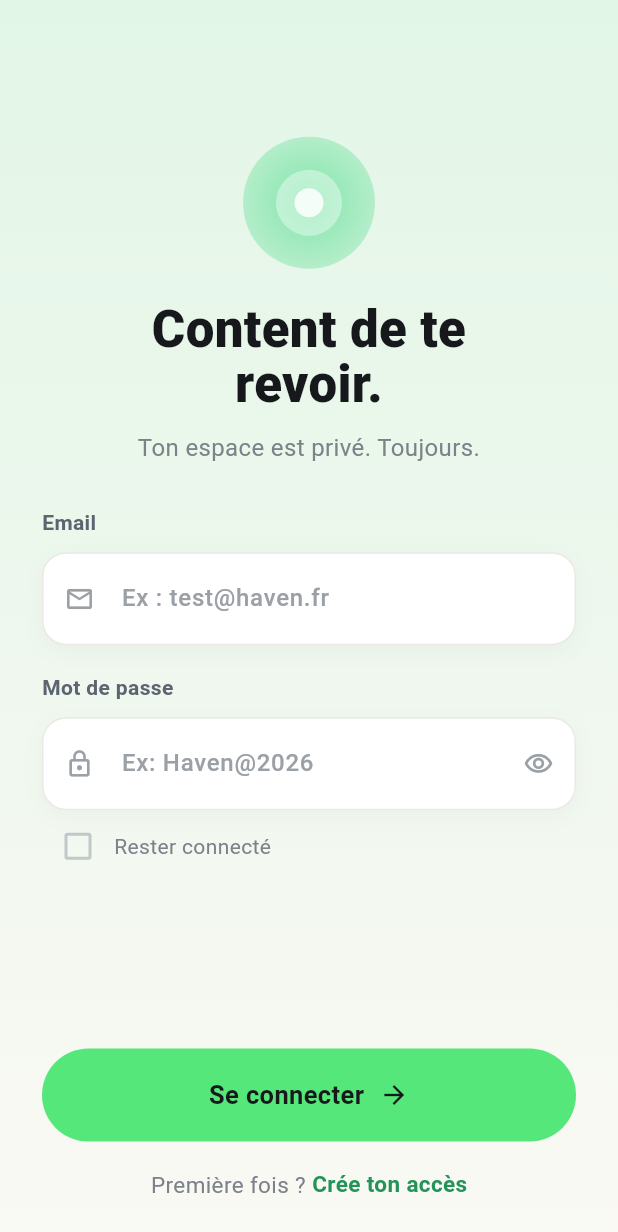
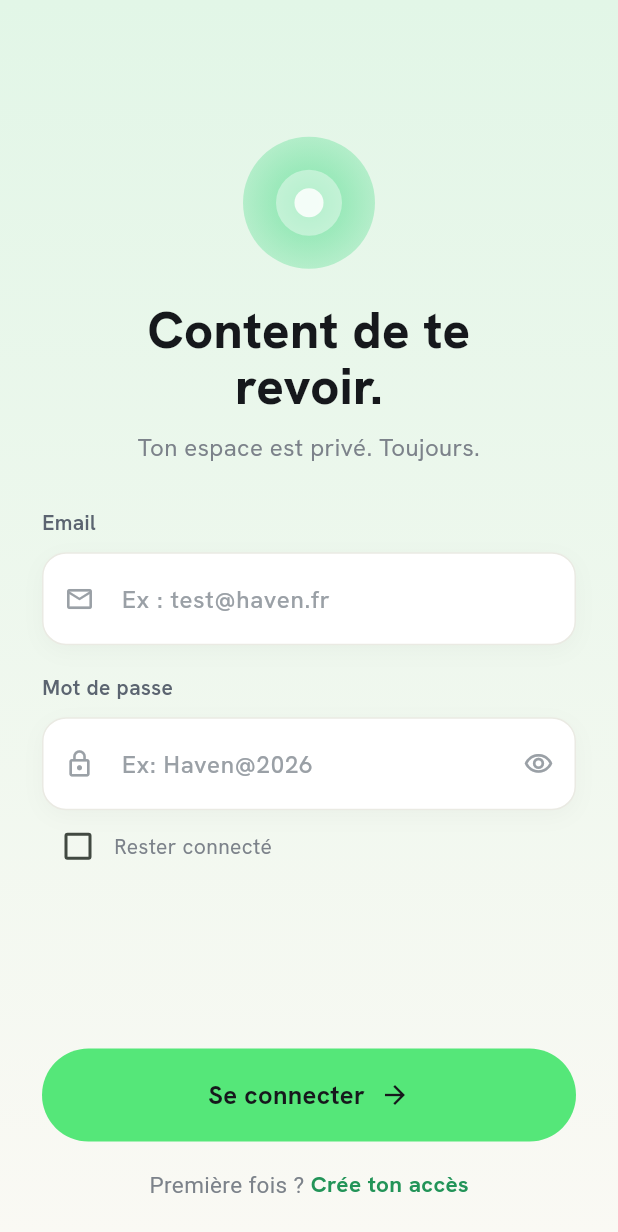
Before and after one commit to Alistair31/Portfolio-Project, a Flutter app: the screen it shows after launch, on a phone screen of 412 x 824 dp. Shown: the top 1232 px of the screen. Run offline on Flutter 3.47's test engine with Material 3 defaults, Android fonts, the phone set to English and light mode, and no system bars; our stand-ins replace google_fonts, shared_preferences.

Commit message:
feat: update main.dart with improved theme configuration and styling

```diff
--- a/haven_app/lib/main.dart
+++ b/haven_app/lib/main.dart
@@ -1,5 +1,7 @@
 import 'package:flutter/material.dart';
+import 'package:google_fonts/google_fonts.dart';
 import 'package:haven_app/pages/splashscreen/splashscreen.dart';
+import 'package:haven_app/theme/app_colors.dart';
 
 void main() {
   runApp(const MyApp());
@@ -14,12 +16,15 @@ class MyApp extends StatelessWidget {
       title: 'Haven',
       debugShowCheckedModeBanner: false,
       theme: ThemeData(
+        scaffoldBackgroundColor: AppColors.backgroundBottom,
+        // Police de la maquette (Hanken Grotesk) appliquée à tout le texte.
+        textTheme: GoogleFonts.hankenGroteskTextTheme(),
         colorScheme: ColorScheme.fromSeed(
-          seedColor: Colors.white,
-          primary: Colors.white,
+          seedColor: AppColors.brand,
+          primary: AppColors.brand,
           secondary: Colors.green,
-          brightness: Brightness.dark,
-          ),
+          brightness: Brightness.light,
+        ),
       ),
       home: const SplashScreen(),
     );
```
